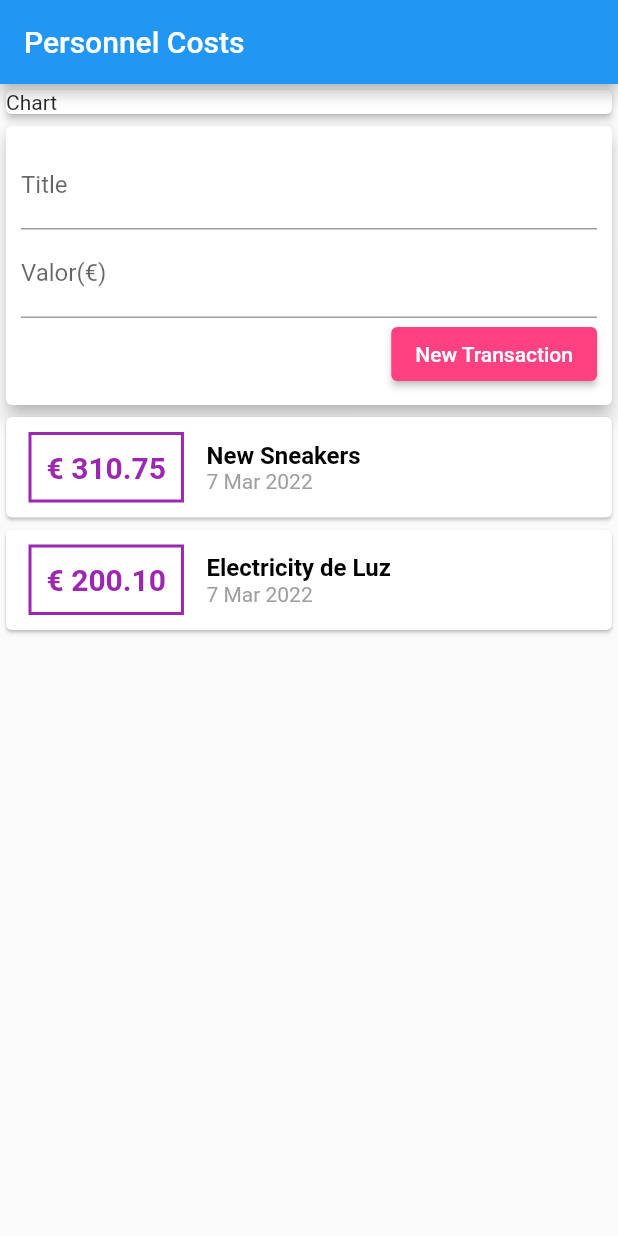
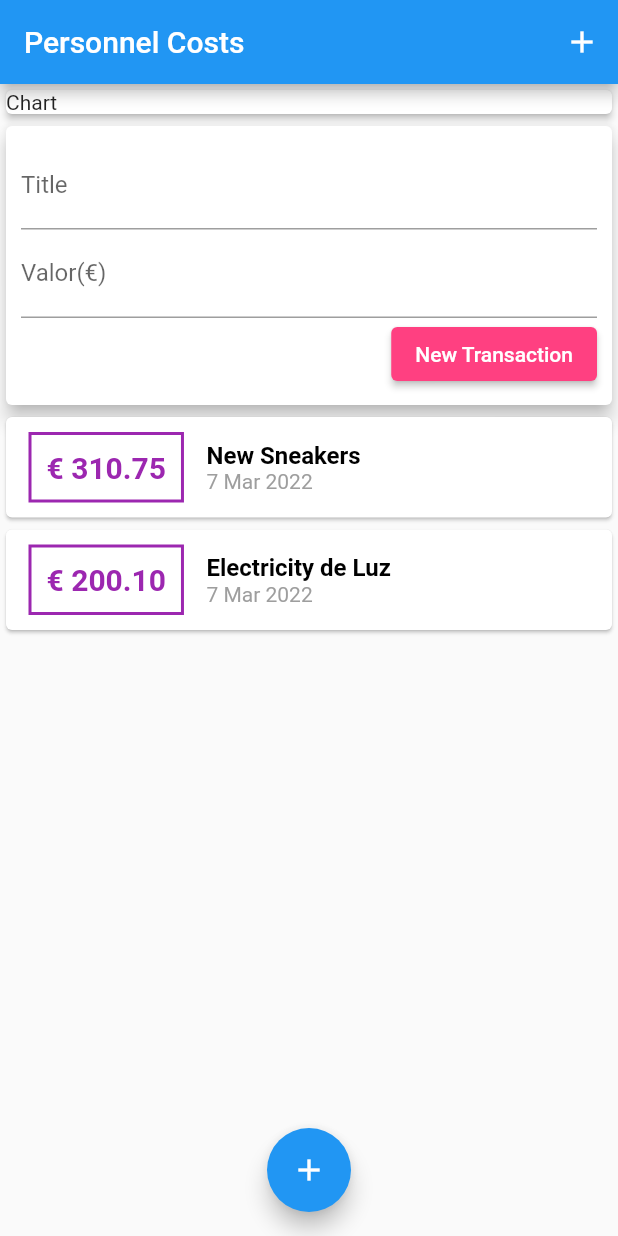
Before and after one commit to Carlxiso/Personnel-Costs, a Flutter app: the screen it shows after launch, on a phone screen of 412 x 824 dp. Run offline on Flutter 3.47's test engine with Material 2 defaults, Android fonts, the phone set to English and light mode, and no system bars.

Commit message:
Adding Buttons Modal for Transactions

```diff
--- a/lib/components/transaction_form.dart
+++ b/lib/components/transaction_form.dart
@@ -65,7 +65,7 @@ class TransactionForm extends StatelessWidget {
                     onPrimary: Colors.white,
                   ),
                   onPressed: _submitForm,
-                  child: Text('New Transaction'),
+                  child: const Text('New Transaction'),
                 )
               ],
             ),
--- a/lib/main.dart
+++ b/lib/main.dart
@@ -26,6 +26,13 @@ class MyHomePage extends StatelessWidget {
     return Scaffold(
       appBar: AppBar(
         title: const Text('Personnel Costs'),
+        actions: <Widget>[
+          // Opens the model so that we can insert transactions
+          IconButton(
+            icon: const Icon(Icons.add),
+            onPressed: () {},
+          )
+        ],
       ),
       //It solves the bar warning scroll problem
       body: SingleChildScrollView(
@@ -47,6 +54,11 @@ class MyHomePage extends StatelessWidget {
           ],
         ),
       ),
+      floatingActionButton: FloatingActionButton(
+        child: const Icon(Icons.add),
+        onPressed: () {},
+      ),
+      floatingActionButtonLocation: FloatingActionButtonLocation.centerFloat,
     );
   }
 }
```
